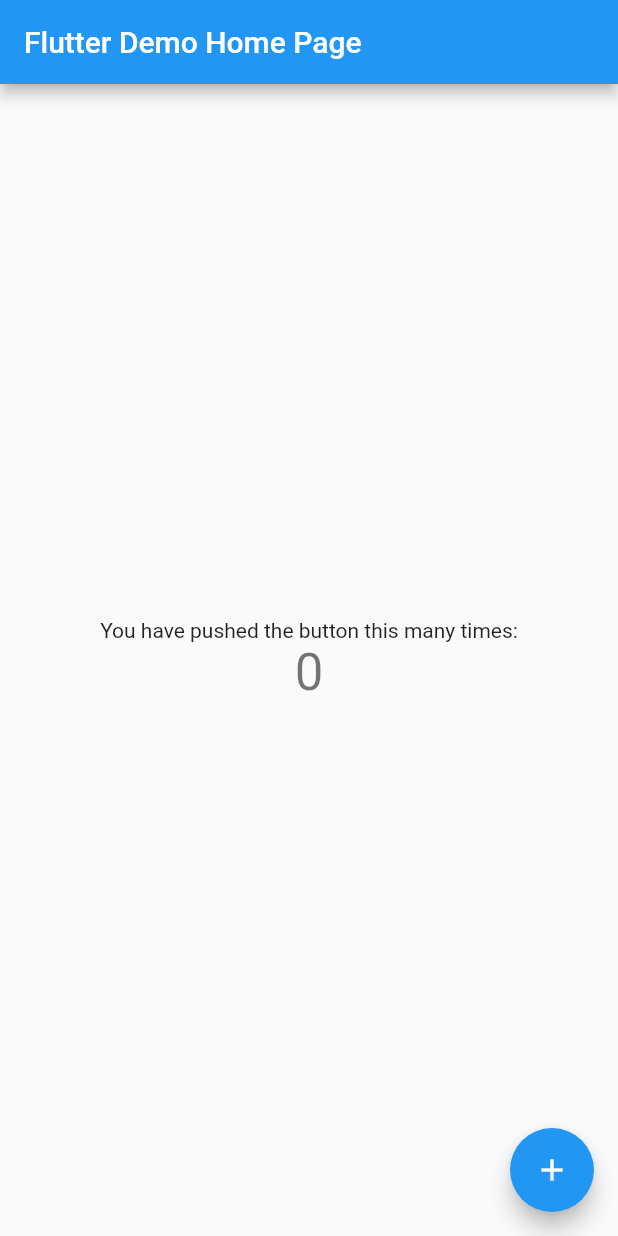
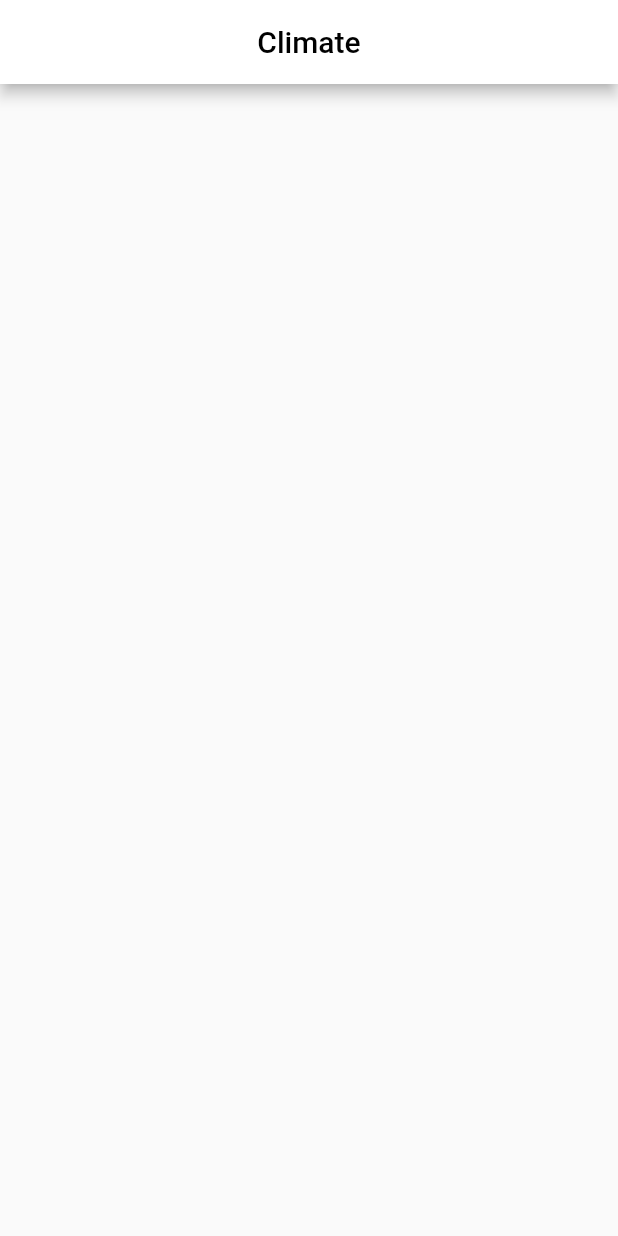
Before and after one commit to hashika2/Climatic-weather-App, a Flutter app: the screen it shows after launch, on a phone screen of 412 x 824 dp. Run offline on Flutter 3.47's test engine with Material 2 defaults, Android fonts, the phone set to English and light mode, and no system bars.

Commit message:
create appBar

```diff
--- a/klimaticwetherapp/lib/main.dart
+++ b/klimaticwetherapp/lib/main.dart
@@ -1,111 +1,11 @@
-import 'package:flutter/material.dart';
+import'package:flutter/material.dart';
+import './ui/climate.dart';
 
-void main() => runApp(MyApp());
+void main(){
+  runApp(new MaterialApp(
+    title:"Klimate",
+    home:new Klimate(),
+  )
 
-class MyApp extends StatelessWidget {
-  // This widget is the root of your application.
-  @override
-  Widget build(BuildContext context) {
-    return MaterialApp(
-      title: 'Flutter Demo',
-      theme: ThemeData(
-        // This is the theme of your application.
-        //
-        // Try running your application with "flutter run". You'll see the
-        // application has a blue toolbar. Then, without quitting the app, try
-        // changing the primarySwatch below to Colors.green and then invoke
-        // "hot reload" (press "r" in the console where you ran "flutter run",
-        // or simply save your changes to "hot reload" in a Flutter IDE).
-        // Notice that the counter didn't reset back to zero; the application
-        // is not restarted.
-        primarySwatch: Colors.blue,
-      ),
-      home: MyHomePage(title: 'Flutter Demo Home Page'),
-    );
-  }
+  );
 }
-
-class MyHomePage extends StatefulWidget {
-  MyHomePage({Key key, this.title}) : super(key: key);
-
-  // This widget is the home page of your application. It is stateful, meaning
-  // that it has a State object (defined below) that contains fields that affect
-  // how it looks.
-
-  // This class is the configuration for the state. It holds the values (in this
-  // case the title) provided by the parent (in this case the App widget) and
-  // used by the build method of the State. Fields in a Widget subclass are
-  // always marked "final".
-
-  final String title;
-
-  @override
-  _MyHomePageState createState() => _MyHomePageState();
-}
-
-class _MyHomePageState extends State<MyHomePage> {
-  int _counter = 0;
-
-  void _incrementCounter() {
-    setState(() {
-      // This call to setState tells the Flutter framework that something has
-      // changed in this State, which causes it to rerun the build method below
-      // so that the display can reflect the updated values. If we changed
-      // _counter without calling setState(), then the build method would not be
-      // called again, and so nothing would appear to happen.
-      _counter++;
-    });
-  }
-
-  @override
-  Widget build(BuildContext context) {
-    // This method is rerun every time setState is called, for instance as done
-    // by the _incrementCounter method above.
-    //
-    // The Flutter framework has been optimized to make rerunning build methods
-    // fast, so that you can just rebuild anything that needs updating rather
-    // than having to individually change instances of widgets.
-    return Scaffold(
-      appBar: AppBar(
-        // Here we take the value from the MyHomePage object that was created by
-        // the App.build method, and use it to set our appbar title.
-        title: Text(widget.title),
-      ),
-      body: Center(
-        // Center is a layout widget. It takes a single child and positions it
-        // in the middle of the parent.
-        child: Column(
-          // Column is also a layout widget. It takes a list of children and
-          // arranges them vertically. By default, it sizes itself to fit its
-          // children horizontally, and tries to be as tall as its parent.
-          //
-          // Invoke "debug painting" (press "p" in the console, choose the
-          // "Toggle Debug Paint" action from the Flutter Inspector in Android
-          // Studio, or the "Toggle Debug Paint" command in Visual Studio Code)
-          // to see the wireframe for each widget.
-          //
-          // Column has various properties to control how it sizes itself and
-          // how it positions its children. Here we use mainAxisAlignment to
-          // center the children vertically; the main axis here is the vertical
-          // axis because Columns are vertical (the cross axis would be
-          // horizontal).
-          mainAxisAlignment: MainAxisAlignment.center,
-          children: <Widget>[
-            Text(
-              'You have pushed the button this many times:',
-            ),
-            Text(
-              '$_counter',
-              style: Theme.of(context).textTheme.display1,
-            ),
-          ],
-        ),
-      ),
-      floatingActionButton: FloatingActionButton(
-        onPressed: _incrementCounter,
-        tooltip: 'Increment',
-        child: Icon(Icons.add),
-      ), // This trailing comma makes auto-formatting nicer for build methods.
-    );
-  }
-}
--- /dev/null
+++ b/klimaticwetherapp/lib/ui/climate.dart
@@ -0,0 +1,30 @@
+import 'package:flutter/material.dart';
+
+class Klimate extends StatefulWidget{
+  @override
+  State<StatefulWidget> createState() {
+
+    return new StateKlimate();
+      }
+
+    }
+
+    class StateKlimate extends State<Klimate> {
+  @override
+  Widget build(BuildContext context) {
+
+    return Scaffold(
+      appBar: new AppBar(
+        title: new Text("Climate",
+        style: new TextStyle(color: Colors.black),),
+        backgroundColor: Colors.white,
+        centerTitle: true,
+        actions: <Widget>[
+
+
+
+        ],
+      ),
+    );
+  }
+}
```
Also changed, not shown: klimaticwetherapp/images/light_rain.png (added), klimaticwetherapp/images/umbrella.png (added), klimaticwetherapp/images/white_snow.png (added), 6 other files.
